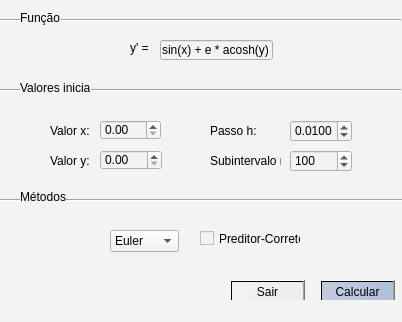
jlessa/TrabalhoPC, file projetoQT2/interface/interface.ui: the form before one commit.
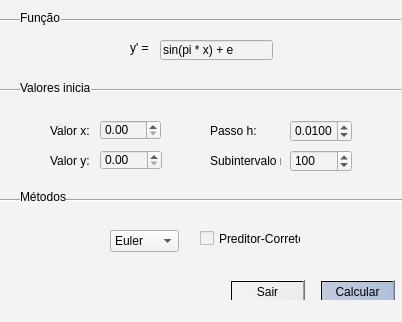
The form after the commit.

```diff
--- a/projetoQT2/interface/interface.ui
+++ b/projetoQT2/interface/interface.ui
@@ -239,7 +239,7 @@
      </rect>
     </property>
     <property name="text">
-     <string>sin(x) + e * acosh(y)</string>
+     <string>sin(pi * x) + e</string>
     </property>
    </widget>
    <widget class="QComboBox" name="comboMetodo">
```
